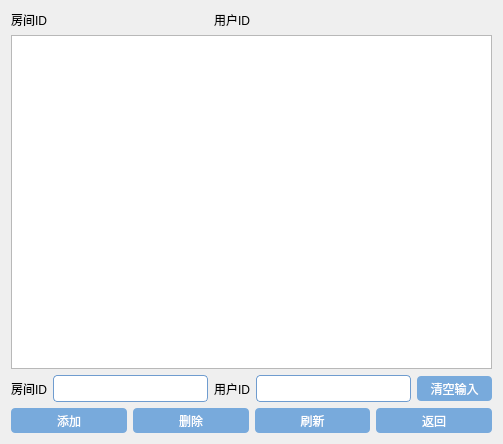
Above: Master/usermanagementwidget.ui from L-Jay1999/DistributedTemperatureControlSystem before the change. Below: the same form after it.
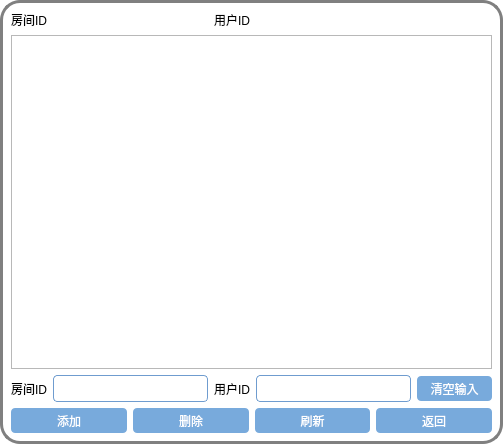
That is the form after the change.

```diff
--- a/Master/usermanagementwidget.ui
+++ b/Master/usermanagementwidget.ui
@@ -14,7 +14,14 @@
    <string>Form</string>
   </property>
   <property name="styleSheet">
-   <string notr="true">QLineEdit {
+   <string notr="true">#UserManagementWidget{
+
+border: 3px solid gray;
+border-radius: 20px;
+background: white;
+}
+
+QLineEdit {
         border-radius: 4px;
         height: 25px;
         border: 1px solid rgb(111, 156, 207);
```
